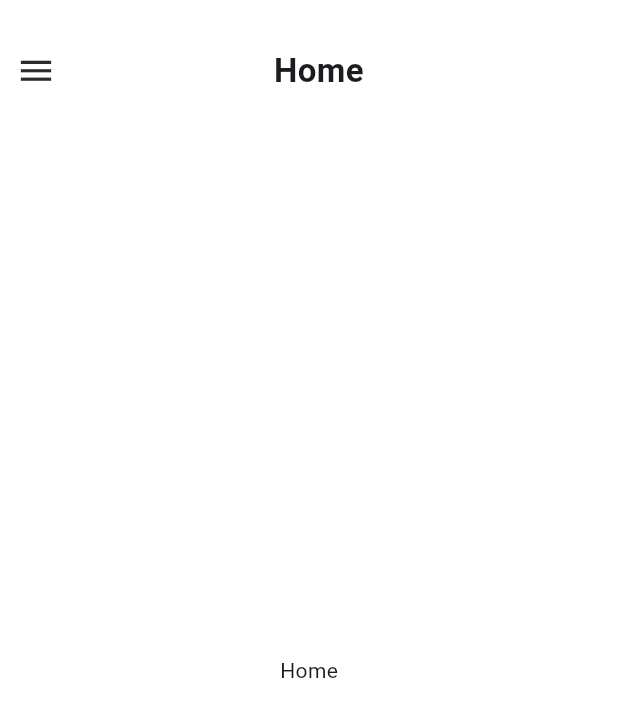
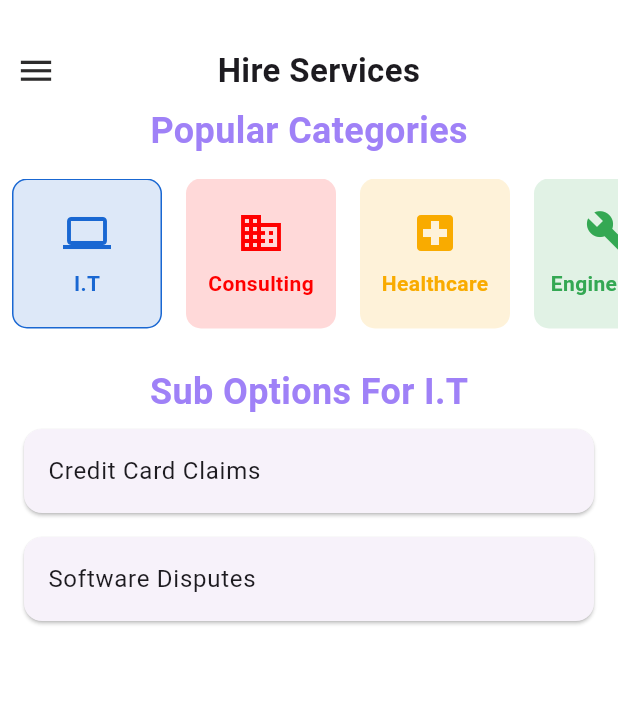
Before and after one commit to codexharoon/AuthDesignInFlutter, a Flutter app: the screen it shows once a user with an empty profile is signed in, on a phone screen of 412 x 824 dp. Shown: the top 717 px of the screen. Run offline on Flutter 3.47's test engine with Material 3 defaults, Android fonts, the phone set to English and light mode, and no system bars; drawn by our look-alikes of flutter_slider_drawer; our stand-ins replace cloud_firestore, firebase_auth, firebase_core, google_sign_in; accounts and stored records are empty; Roboto replaces fonts that are missing (BalsamiqSans).

Commit message:
created ui for hire services + custom pages for sub services

```diff
--- /dev/null
+++ b/lib/Hire Services/hire_services.dart
@@ -0,0 +1,187 @@
+import 'package:flutter/material.dart';
+import 'package:law_app/Hire%20Services/sub_options_details.dart';
+import 'package:collection/collection.dart';
+
+class HireServices extends StatefulWidget {
+  const HireServices({super.key});
+
+  @override
+  State<HireServices> createState() => _HireServicesState();
+}
+
+class _HireServicesState extends State<HireServices> {
+  String selectedCategory = "I.T";
+  String? selectedSubOption;
+
+  final List<Category> categories = [
+    // Category(
+    //   backgroundColor: const Color.fromRGBO(159, 129, 247, 0.15),
+    //   labelColor: const Color.fromRGBO(159, 129, 247, 1.0),
+    //   icon: Icons.category,
+    //   title: 'All',
+    //   subOptions: ['General Law', 'All Cases'],
+    // ),
+    Category(
+      backgroundColor: const Color.fromRGBO(25, 103, 210, 0.15),
+      labelColor: const Color.fromRGBO(25, 103, 210, 1.0),
+      icon: Icons.computer,
+      title: 'I.T',
+      subOptions: ['Credit Card Claims', 'Software Disputes'],
+    ),
+    Category(
+      backgroundColor: const Color.fromRGBO(255, 0, 0, 0.15),
+      labelColor: const Color.fromRGBO(255, 0, 0, 1.0),
+      icon: Icons.business,
+      title: 'Consulting',
+      subOptions: ['Business Contracts', 'Consultant Agreements'],
+    ),
+    Category(
+      backgroundColor: const Color.fromRGBO(249, 171, 0, 0.15),
+      labelColor: const Color.fromRGBO(249, 171, 0, 1.0),
+      icon: Icons.local_hospital,
+      title: 'Healthcare',
+      subOptions: ['Medical Malpractice', 'Healthcare Regulations'],
+    ),
+    Category(
+      backgroundColor: const Color.fromRGBO(52, 168, 83, 0.15),
+      labelColor: const Color.fromRGBO(52, 168, 83, 1.0),
+      icon: Icons.build,
+      title: 'Engineering',
+      subOptions: ['Construction Claims', 'Patent Disputes'],
+    ),
+  ];
+
+  @override
+  Widget build(BuildContext context) {
+    final Category? category = categories.firstWhereOrNull(
+      (cat) => cat.title == selectedCategory,
+    );
+
+    return Column(
+      children: [
+        Padding(
+          padding: const EdgeInsets.symmetric(horizontal: 8),
+          child: Text(
+            'Popular Categories',
+            style: TextStyle(
+              fontSize: 24,
+              fontWeight: FontWeight.bold,
+              color: const Color.fromARGB(255, 159, 129, 247).withOpacity(1),
+            ),
+          ),
+        ),
+        const SizedBox(height: 15),
+        SizedBox(
+          height: 100, // Adjust height as needed
+          child: ListView.builder(
+            scrollDirection: Axis.horizontal,
+            itemCount: categories.length,
+            itemBuilder: (context, index) {
+              final cat = categories[index];
+              return GestureDetector(
+                onTap: () {
+                  setState(() {
+                    selectedCategory = cat.title;
+                    selectedSubOption =
+                        null; // Reset selected sub-option when changing category
+                  });
+                },
+                child: Container(
+                  margin: const EdgeInsets.symmetric(horizontal: 8),
+                  width: 100,
+                  decoration: BoxDecoration(
+                    borderRadius: BorderRadius.circular(10),
+                    color: cat.backgroundColor,
+                    border: Border.all(
+                      color: selectedCategory == cat.title
+                          ? cat.labelColor
+                          : Colors.transparent,
+                    ),
+                  ),
+                  child: Column(
+                    mainAxisAlignment: MainAxisAlignment.center,
+                    children: [
+                      Icon(
+                        cat.icon,
+                        color: cat.labelColor,
+                        size: 32,
+                      ),
+                      const SizedBox(height: 8),
+                      Text(
+                        cat.title,
+                        style: TextStyle(
+                          fontSize: 14,
+                          fontWeight: FontWeight.bold,
+                          color: cat.labelColor,
+                        ),
+                      ),
+                    ],
+                  ),
+                ),
+              );
+            },
+          ),
+        ),
+        if (category != null && category.subOptions.isNotEmpty) ...[
+          Padding(
+            padding: const EdgeInsets.only(
+              top: 25,
+              left: 16,
+              right: 16,
+            ),
+            child: Text(
+              'Sub Options For ${category.title}',
+              style: TextStyle(
+                fontSize: 24,
+                fontWeight: FontWeight.bold,
+                color: const Color.fromARGB(255, 159, 129, 247).withOpacity(1),
+              ),
+            ),
+          ),
+          Expanded(
+            child: ListView.builder(
+              itemCount: category.subOptions.length,
+              itemBuilder: (context, index) {
+                final subOption = category.subOptions[index];
+                return Card(
+                  margin:
+                      const EdgeInsets.symmetric(vertical: 8, horizontal: 16),
+                  child: ListTile(
+                    title: Text(subOption),
+                    onTap: () {
+                      Navigator.push(
+                        context,
+                        MaterialPageRoute(
+                          builder: (context) => SubOptionDetail(
+                            categoryTitle: category.title,
+                            subOptionTitle: subOption,
+                          ),
+                        ),
+                      );
+                    },
+                  ),
+                );
+              },
+            ),
+          ),
+        ],
+      ],
+    );
+  }
+}
+
+class Category {
+  final Color backgroundColor;
+  final Color labelColor;
+  final IconData icon;
+  final String title;
+  final List<String> subOptions;
+
+  Category({
+    required this.backgroundColor,
+    required this.labelColor,
+    required this.icon,
+    required this.title,
+    required this.subOptions,
+  });
+}
--- a/lib/Home/home_page.dart
+++ b/lib/Home/home_page.dart
@@ -1,6 +1,7 @@
 import 'package:firebase_auth/firebase_auth.dart';
 import 'package:flutter/material.dart';
 import 'package:flutter_slider_drawer/flutter_slider_drawer.dart';
+import 'package:law_app/Hire%20Services/hire_services.dart';
 
 class HomePage extends StatefulWidget {
   const HomePage({Key? key}) : super(key: key);
@@ -24,10 +25,8 @@ class HomePageState extends State<HomePage> {
 
   @override
   void initState() {
-    title = "Home";
-    _selectedWidget = Center(
-      child: Text(title),
-    );
+    title = "Hire Services";
+    _selectedWidget = const HireServices();
     super.initState();
   }
 
@@ -55,7 +54,15 @@ class HomePageState extends State<HomePage> {
             });
 
             switch (title) {
-              case 'Home':
+              case 'Hire Services':
+                _selectedWidget = const HireServices();
+                break;
+              case 'Hire Quickly':
+                _selectedWidget = Center(
+                  child: Text(title),
+                );
+                break;
+              case 'ChatBot':
                 _selectedWidget = Center(
                   child: Text(title),
                 );
@@ -129,7 +136,10 @@ class _SliderView extends StatelessWidget {
             height: 20,
           ),
           ...[
-            Menu(Icons.home, 'Home'),
+            Menu(Icons.work, 'Hire Services'),
+            Menu(Icons.flash_on, 'Hire Quickly'),
+            // Menu(Icons.chat_bubble, 'Chatbot'),
+            Menu(Icons.forum, 'ChatBot'),
             // Menu(Icons.add_circle, 'Add Post'),
             // Menu(Icons.notifications_active, 'Notification'),
             // Menu(Icons.favorite, 'Likes'),
```
Also changed, not shown: lib/Hire Services/sub_options_details.dart (added, +140 -0 lines).
